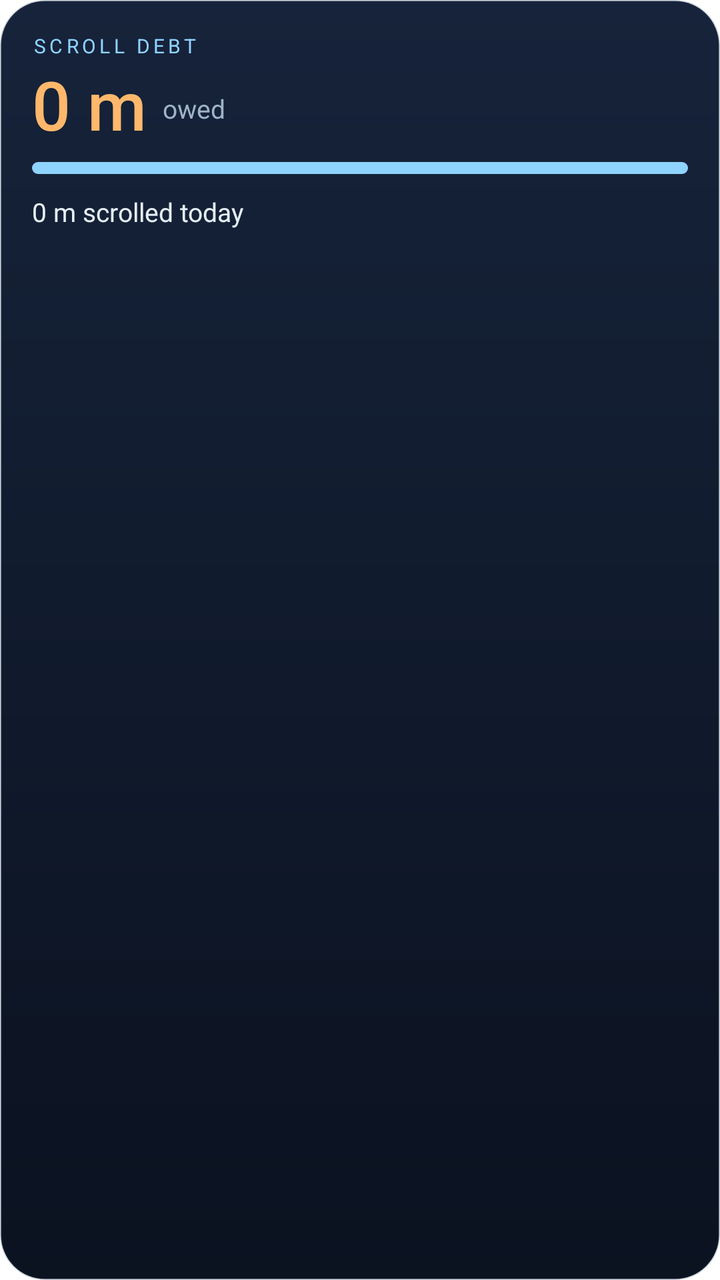
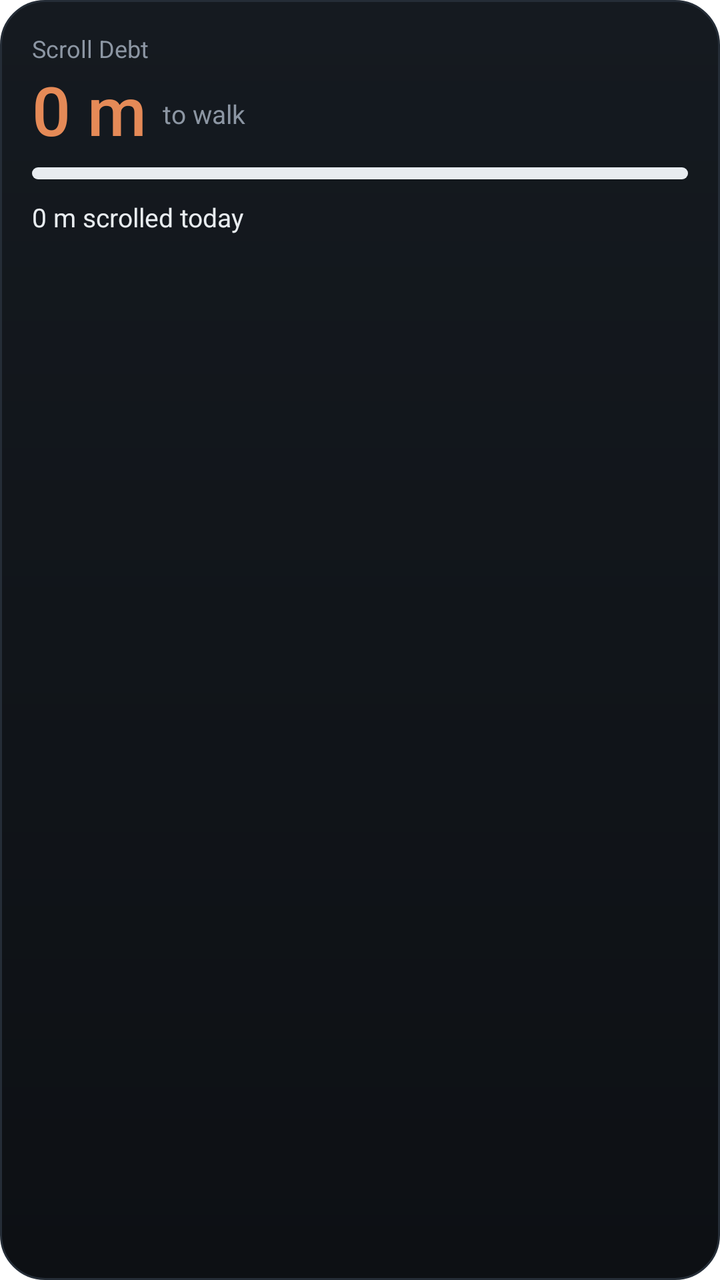

Compare the two renders of this Android layout. The source of the first and the diff that turns it into the second are given below.
<!-- AndroidManifest.xml: fallback theme Theme.MaterialComponents.DayNight.NoActionBar -->
<!-- res/layout/widget_large.xml -->
<?xml version="1.0" encoding="utf-8"?>
<LinearLayout xmlns:android="http://schemas.android.com/apk/res/android"
    android:id="@+id/w_root"
    android:layout_width="match_parent"
    android:layout_height="match_parent"
    android:background="@drawable/widget_bg"
    android:orientation="vertical"
    android:padding="16dp">
    <TextView
        android:layout_width="wrap_content"
        android:layout_height="wrap_content"
        android:letterSpacing="0.18"
        android:text="SCROLL DEBT"
        android:textColor="#FF8FD3FF"
        android:textSize="10sp" />
    <LinearLayout
        android:layout_width="match_parent"
        android:layout_height="wrap_content"
        android:gravity="bottom"
        android:orientation="horizontal">
        <TextView
            android:id="@+id/w_debt"
            android:layout_width="wrap_content"
            android:layout_height="wrap_content"
            android:fontFamily="sans-serif-medium"
            android:maxLines="1"
            android:text="0 m"
            android:textColor="#FFFFB86B"
            android:textSize="34sp" />
        <TextView
            android:id="@+id/w_caption"
            android:layout_width="wrap_content"
            android:layout_height="wrap_content"
            android:layout_marginStart="8dp"
            android:layout_marginBottom="6dp"
            android:maxLines="1"
            android:text="owed"
            android:textColor="#FF9FB3C8"
            android:textSize="13sp" />
    </LinearLayout>
    <ProgressBar
        android:id="@+id/w_progress"
        style="@android:style/Widget.ProgressBar.Horizontal"
        android:layout_width="match_parent"
        android:layout_height="6dp"
        android:layout_marginTop="6dp"
        android:max="100"
        android:progress="100"
        android:progressDrawable="@drawable/widget_progress" />
    <TextView
        android:id="@+id/w_scrolled"
        android:layout_width="match_parent"
        android:layout_height="wrap_content"
        android:layout_marginTop="10dp"
        android:maxLines="1"
        android:text="0 m scrolled today"
        android:textColor="#FFE6EEF6"
        android:textSize="13sp" />
    <TextView
        android:id="@+id/w_landmark"
        android:layout_width="match_parent"
        android:layout_height="wrap_content"
        android:layout_marginTop="2dp"
        android:maxLines="1"
        android:text=""
        android:textColor="#FF9FB3C8"
        android:textSize="12sp" />
</LinearLayout>
<!-- resources referenced by this layout -->
<resources>
  <!-- drawable widget_bg (drawable) -->
  <?xml version="1.0" encoding="utf-8"?>
  <shape xmlns:android="http://schemas.android.com/apk/res/android" android:shape="rectangle">
      <gradient android:angle="270" android:startColor="#FF16233A" android:endColor="#FF0B1220" />
      <corners android:radius="22dp" />
      <stroke android:width="1dp" android:color="#332E4A6B" />
  </shape>
  <!-- drawable widget_progress (drawable) -->
  <?xml version="1.0" encoding="utf-8"?>
  <layer-list xmlns:android="http://schemas.android.com/apk/res/android">
      <item android:id="@android:id/background">
          <shape><corners android:radius="3dp" /><solid android:color="#FF22324A" /></shape>
      </item>
      <item android:id="@android:id/progress">
          <clip><shape><corners android:radius="3dp" /><solid android:color="#FF8FD3FF" /></shape></clip>
      </item>
  </layer-list>
</resources>

<!-- the commit's change to res/layout/widget_large.xml (unified diff, before → after) -->
@@ -9,10 +9,10 @@
     <TextView
         android:layout_width="wrap_content"
         android:layout_height="wrap_content"
-        android:letterSpacing="0.18"
-        android:text="SCROLL DEBT"
-        android:textColor="#FF8FD3FF"
-        android:textSize="10sp" />
+        android:letterSpacing="0"
+        android:text="Scroll Debt"
+        android:textColor="#FF8C96A3"
+        android:textSize="12sp" />
     <LinearLayout
         android:layout_width="match_parent"
         android:layout_height="wrap_content"
@@ -25,7 +25,7 @@
             android:fontFamily="sans-serif-medium"
             android:maxLines="1"
             android:text="0 m"
-            android:textColor="#FFFFB86B"
+            android:textColor="#FFE58A57"
             android:textSize="34sp" />
         <TextView
             android:id="@+id/w_caption"
@@ -34,8 +34,8 @@
             android:layout_marginStart="8dp"
             android:layout_marginBottom="6dp"
             android:maxLines="1"
-            android:text="owed"
-            android:textColor="#FF9FB3C8"
+            android:text="to walk"
+            android:textColor="#FF8C96A3"
             android:textSize="13sp" />
     </LinearLayout>
     <ProgressBar
@@ -54,7 +54,7 @@
         android:layout_marginTop="10dp"
         android:maxLines="1"
         android:text="0 m scrolled today"
-        android:textColor="#FFE6EEF6"
+        android:textColor="#FFE8ECF0"
         android:textSize="13sp" />
     <TextView
         android:id="@+id/w_landmark"
@@ -63,6 +63,6 @@
         android:layout_marginTop="2dp"
         android:maxLines="1"
         android:text=""
-        android:textColor="#FF9FB3C8"
+        android:textColor="#FF8C96A3"
         android:textSize="12sp" />
 </LinearLayout>
<!-- resource entries referenced after the edit -->
@@ -3,18 +3,18 @@
   <!-- drawable widget_bg (drawable) -->
   <?xml version="1.0" encoding="utf-8"?>
   <shape xmlns:android="http://schemas.android.com/apk/res/android" android:shape="rectangle">
-      <gradient android:angle="270" android:startColor="#FF16233A" android:endColor="#FF0B1220" />
+      <gradient android:angle="270" android:startColor="#FF151A20" android:endColor="#FF0D1014" />
       <corners android:radius="22dp" />
-      <stroke android:width="1dp" android:color="#332E4A6B" />
+      <stroke android:width="1dp" android:color="#FF252D37" />
   </shape>
   <!-- drawable widget_progress (drawable) -->
   <?xml version="1.0" encoding="utf-8"?>
   <layer-list xmlns:android="http://schemas.android.com/apk/res/android">
       <item android:id="@android:id/background">
-          <shape><corners android:radius="3dp" /><solid android:color="#FF22324A" /></shape>
+          <shape><corners android:radius="3dp" /><solid android:color="#FF252D37" /></shape>
       </item>
       <item android:id="@android:id/progress">
-          <clip><shape><corners android:radius="3dp" /><solid android:color="#FF8FD3FF" /></shape></clip>
+          <clip><shape><corners android:radius="3dp" /><solid android:color="#FFE8ECF0" /></shape></clip>
       </item>
   </layer-list>
 </resources>
